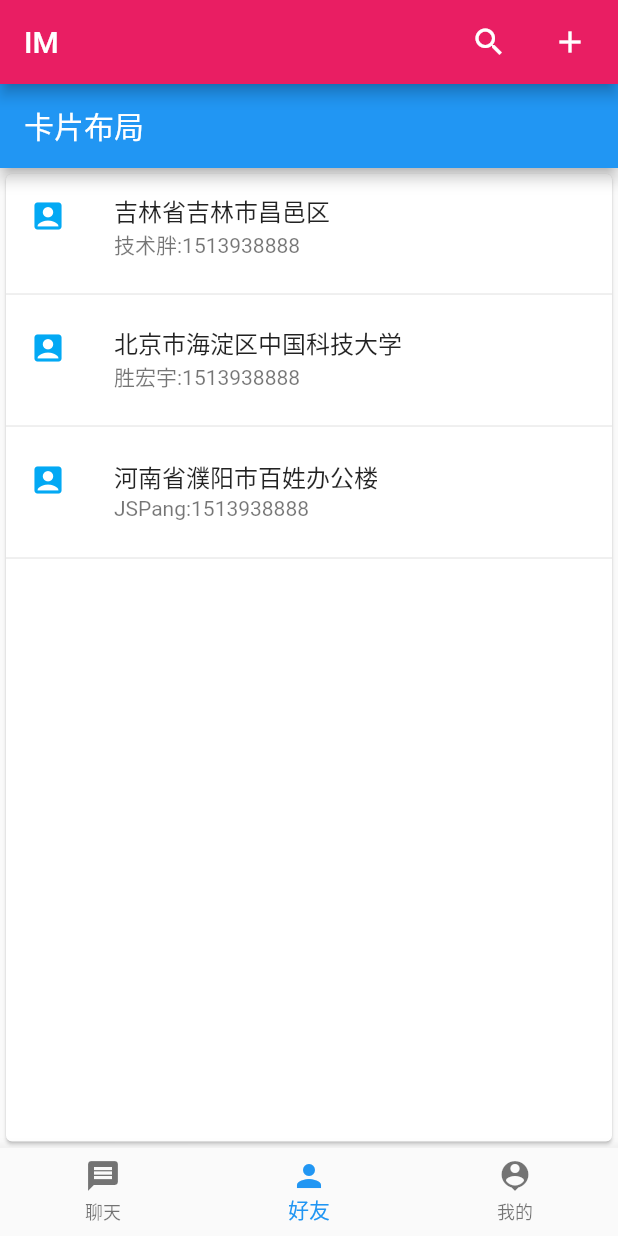
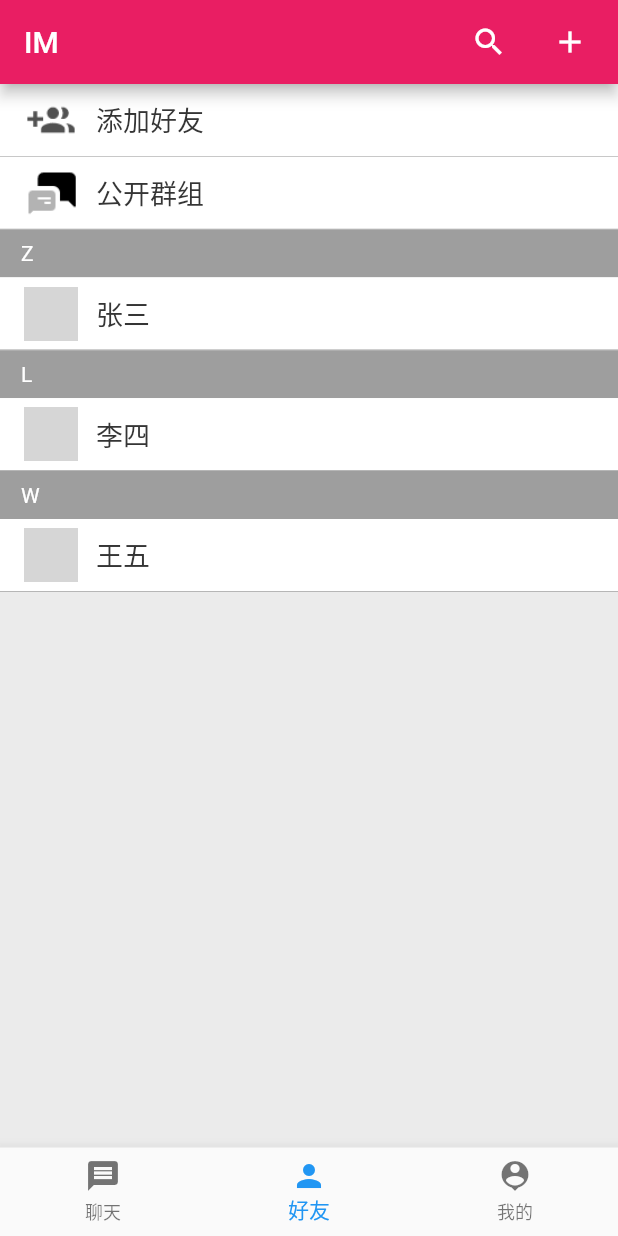
Before and after one commit to onyas/beauty, a Flutter app: the screen it shows after launch, item 2 of the bottom bar chosen, on a phone screen of 412 x 824 dp. Run offline on Flutter 3.47's test engine with Material 2 defaults, Android fonts, the phone set to English and light mode, and no system bars; our stand-ins replace date_format; missing offline and left inert: flutter_webview_plugin; network calls fail; grey boxes are pictures that could not be loaded.

Commit message:
:fire: contact pages.

```diff
--- a/lib/app.dart
+++ b/lib/app.dart
@@ -1,7 +1,7 @@
 import 'package:beauty/chat/message_page.dart';
+import 'package:beauty/contact/contact.dart';
 import 'package:flutter/cupertino.dart';
 import 'package:flutter/material.dart';
-import 'package:beauty/category/category.dart';
 import 'package:beauty/my/my.dart';
 
 class App extends StatefulWidget {
@@ -16,7 +16,7 @@ class _AppState extends State<App> {
     BottomNavigationBarItem(icon: Icon(Icons.person_pin), title: Text("我的")),
   ];
 
-  final List pages = [MessagePage(), CategoryPage(), MyPage()];
+  final List pages = [MessagePage(), Contact(), MyPage()];
 
   int currentIndex = 0;
   var currentPage;
--- a/lib/category/category.dart
+++ /dev/null
@@ -1,59 +0,0 @@
-import 'package:flutter/material.dart';
-
-class CategoryPage extends StatelessWidget {
-  @override
-  Widget build(BuildContext context) {
-    var card = new Card(
-      child: Column(
-        children: <Widget>[
-          ListTile(
-            title: new Text(
-              '吉林省吉林市昌邑区',
-              style: TextStyle(fontWeight: FontWeight.w500),
-            ),
-            subtitle: new Text('技术胖:1513938888'),
-            leading: new Icon(
-              Icons.account_box,
-              color: Colors.lightBlue,
-            ),
-          ),
-          new Divider(),
-          ListTile(
-            title: new Text(
-              '北京市海淀区中国科技大学',
-              style: TextStyle(fontWeight: FontWeight.w500),
-            ),
-            subtitle: new Text('胜宏宇:1513938888'),
-            leading: new Icon(
-              Icons.account_box,
-              color: Colors.lightBlue,
-            ),
-          ),
-          new Divider(),
-          ListTile(
-            title: new Text(
-              '河南省濮阳市百姓办公楼',
-              style: TextStyle(fontWeight: FontWeight.w500),
-            ),
-            subtitle: new Text('JSPang:1513938888'),
-            leading: new Icon(
-              Icons.account_box,
-              color: Colors.lightBlue,
-            ),
-          ),
-          new Divider(),
-        ],
-      ),
-    );
-
-    return MaterialApp(
-      title: 'ListView widget',
-      home: Scaffold(
-        appBar: new AppBar(
-          title: new Text('卡片布局'),
-        ),
-        body: Center(child: card),
-      ),
-    );
-  }
-}
--- /dev/null
+++ b/lib/contact/contact.dart
@@ -0,0 +1,48 @@
+import 'package:beauty/contact/contact_header.dart';
+import 'package:beauty/contact/contact_item.dart';
+import 'package:beauty/contact/contact_sider_list.dart';
+import 'package:beauty/contact/contact_vo.dart';
+import 'package:flutter/material.dart';
+
+class Contact extends StatefulWidget {
+  Contact({Key key}) : super(key: key);
+
+  _ContactState createState() => _ContactState();
+}
+
+class _ContactState extends State<Contact> {
+  @override
+  Widget build(BuildContext context) {
+    return Scaffold(
+      body: ContactSiderList(
+        items: contactData,
+        headerBuilder: (BuildContext context, int index) {
+          return Container(
+            child: ContactHeader(),
+          );
+        },
+        itemBuilder: (BuildContext context, int index) {
+          return Container(
+            color: Colors.white,
+            alignment: Alignment.centerLeft,
+            child: ContactItem(
+              item: contactData[index],
+            ),
+          );
+        },
+        sectionBuilder: (BuildContext context, int indext) {
+          return Container(
+            height: 32.0,
+            padding: const EdgeInsets.only(left: 14.0),
+            color: Colors.grey,
+            alignment: Alignment.centerLeft,
+            child: Text(
+              contactData[indext].sectionKey,
+              style: TextStyle(fontSize: 14.0, color: Colors.white),
+            ),
+          );
+        },
+      ),
+    );
+  }
+}
--- /dev/null
+++ b/lib/contact/contact_sider_list.dart
@@ -0,0 +1,83 @@
+import 'package:beauty/contact/contact_vo.dart';
+import 'package:flutter/material.dart';
+
+class ContactSiderList extends StatefulWidget {
+  final List<ContactVO> items;
+  final IndexedWidgetBuilder headerBuilder;
+  final IndexedWidgetBuilder itemBuilder;
+  final IndexedWidgetBuilder sectionBuilder;
+
+  ContactSiderList(
+      {Key key,
+      @required this.items,
+      @required this.headerBuilder,
+      @required this.itemBuilder,
+      @required this.sectionBuilder})
+      : super(key: key);
+
+  _ContactSiderListState createState() => _ContactSiderListState();
+}
+
+class _ContactSiderListState extends State<ContactSiderList> {
+  final ScrollController _scrollController = new ScrollController();
+  bool _noNotification(ScrollNotification notification) {
+    return true;
+  }
+
+  _isShowHeaderView(index) {
+    if (index == 0 && widget.headerBuilder != null) {
+      return Offstage(
+        offstage: false,
+        child: widget.headerBuilder(context, index),
+      );
+    }
+    return Container();
+  }
+
+  bool _shouldShowHeader(int position) {
+    if (position <= 0) {
+      return false;
+    }
+
+    if (widget.items[position].sectionKey !=
+        widget.items[position - 1].sectionKey) {
+      return false;
+    }
+    return true;
+  }
+
+  @override
+  Widget build(BuildContext context) {
+    return Scaffold(
+      body: Stack(
+        children: <Widget>[
+          NotificationListener(
+            onNotification: _noNotification,
+            child: ListView.builder(
+              controller: _scrollController,
+              physics: const AlwaysScrollableScrollPhysics(),
+              itemCount: widget.items.length,
+              itemBuilder: (BuildContext context, int index) {
+                return Container(
+                  alignment: Alignment.centerLeft,
+                  child: Column(
+                    children: <Widget>[
+                      _isShowHeaderView(index),
+                      Offstage(
+                        offstage: _shouldShowHeader(index),
+                        child: widget.sectionBuilder(context, index),
+                      ),
+                      Column(
+                        children: <Widget>[widget.itemBuilder(context, index)],
+                      )
+                    ],
+                  ),
+                );
+              },
+            ),
+          )
+        ],
+      ),
+    );
+  }
+}
```
